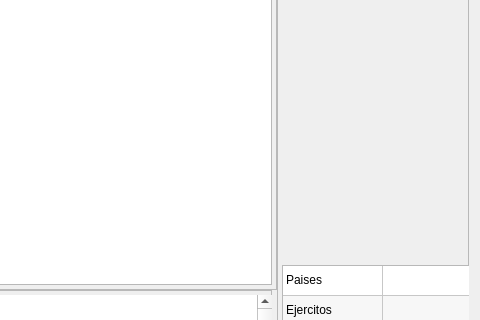
First picture: the form in mainwindow.ui, repository juampi92/TEG, before the edit; both pictures show x 544 to 1024 and y 350 to 670 of the 1024 by 768 pixel window.
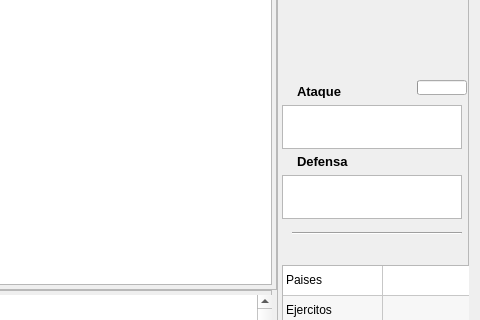
Second picture: the form after the edit. Icons and pictures are not drawn.

What changed in the file:
```diff
--- a/mainwindow.ui
+++ b/mainwindow.ui
@@ -164,6 +164,9 @@
        </widget>
       </widget>
       <widget class="QFrame" name="sideFrame">
+       <property name="enabled">
+        <bool>true</bool>
+       </property>
        <property name="geometry">
         <rect>
          <x>810</x>
@@ -439,6 +442,118 @@
          <set>Qt::AlignCenter</set>
         </property>
        </widget>
+       <widget class="Line" name="line_2">
+        <property name="geometry">
+         <rect>
+          <x>15</x>
+          <y>540</y>
+          <width>170</width>
+          <height>16</height>
+         </rect>
+        </property>
+        <property name="orientation">
+         <enum>Qt::Horizontal</enum>
+        </property>
+       </widget>
+       <widget class="QGraphicsView" name="dados1">
+        <property name="geometry">
+         <rect>
+          <x>5</x>
+          <y>420</y>
+          <width>180</width>
+          <height>44</height>
+         </rect>
+        </property>
+        <property name="verticalScrollBarPolicy">
+         <enum>Qt::ScrollBarAlwaysOff</enum>
+        </property>
+        <property name="horizontalScrollBarPolicy">
+         <enum>Qt::ScrollBarAlwaysOff</enum>
+        </property>
+        <property name="alignment">
+         <set>Qt::AlignLeading|Qt::AlignLeft|Qt::AlignVCenter</set>
+        </property>
+       </widget>
+       <widget class="QGraphicsView" name="dados2">
+        <property name="geometry">
+         <rect>
+          <x>5</x>
+          <y>490</y>
+          <width>180</width>
+          <height>44</height>
+         </rect>
+        </property>
+        <property name="verticalScrollBarPolicy">
+         <enum>Qt::ScrollBarAlwaysOff</enum>
+        </property>
+        <property name="horizontalScrollBarPolicy">
+         <enum>Qt::ScrollBarAlwaysOff</enum>
+        </property>
+        <property name="alignment">
+         <set>Qt::AlignLeading|Qt::AlignLeft|Qt::AlignVCenter</set>
+        </property>
+       </widget>
+       <widget class="QLabel" name="label">
+        <property name="geometry">
+         <rect>
+          <x>20</x>
+          <y>470</y>
+          <width>150</width>
+          <height>13</height>
+         </rect>
+        </property>
+        <property name="font">
+         <font>
+          <family>MS Shell Dlg 2</family>
+          <pointsize>10</pointsize>
+          <weight>75</weight>
+          <bold>true</bold>
+         </font>
+        </property>
+        <property name="text">
+         <string>Defensa</string>
+        </property>
+       </widget>
+       <widget class="QLabel" name="label_2">
+        <property name="geometry">
+         <rect>
+          <x>20</x>
+          <y>400</y>
+          <width>150</width>
+          <height>13</height>
+         </rect>
+        </property>
+        <property name="font">
+         <font>
+          <family>MS Shell Dlg 2</family>
+          <pointsize>10</pointsize>
+          <weight>75</weight>
+          <bold>true</bold>
+         </font>
+        </property>
+        <property name="text">
+         <string>Ataque</string>
+        </property>
+       </widget>
+       <widget class="QProgressBar" name="dadosProgress">
+        <property name="enabled">
+         <bool>true</bool>
+        </property>
+        <property name="geometry">
+         <rect>
+          <x>140</x>
+          <y>395</y>
+          <width>50</width>
+          <height>15</height>
+         </rect>
+        </property>
+        <property name="value">
+         <number>0</number>
+        </property>
+        <property name="textVisible">
+         <bool>false</bool>
+        </property>
+       </widget>
       </widget>
      </widget>
     </item>
```
Left out of the diff: 6 changed lines with no effect on the pictures.
